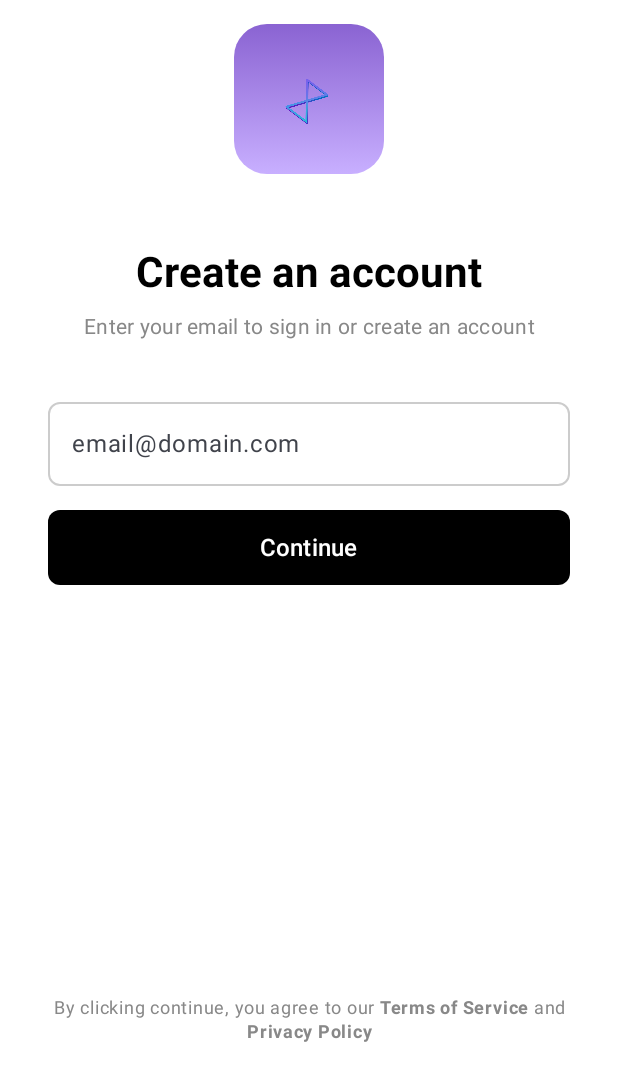
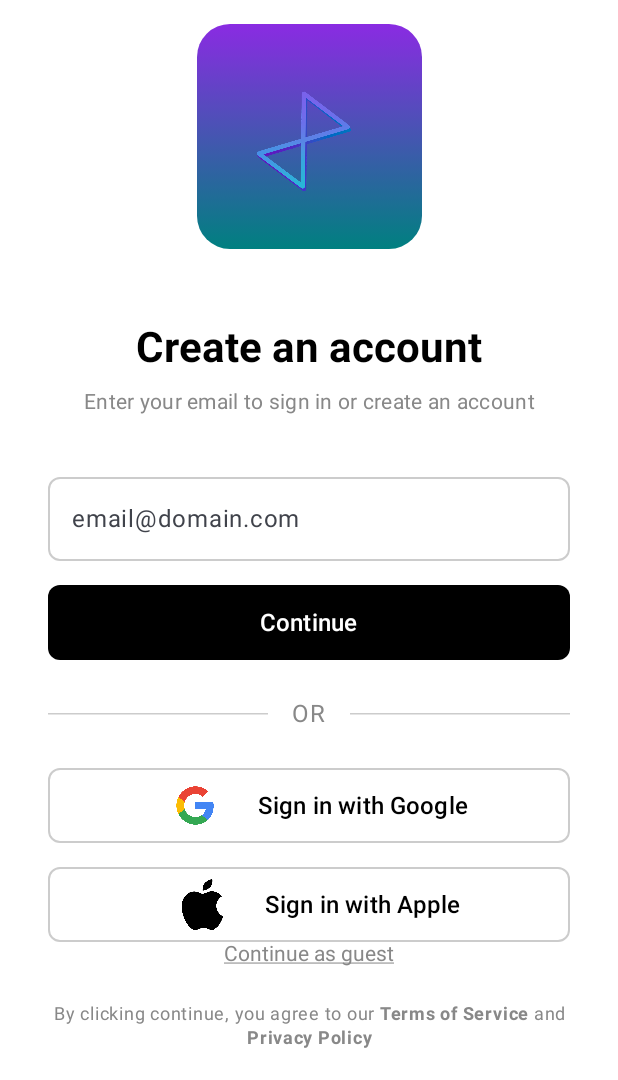
Before and after one commit to Cos229-239/2025_10_Team1, an Android app built with Jetpack Compose: the screen it shows after launch (MainActivity), on a phone screen of 412 x 824 dp, the part 156-1236 px from its top. Run offline under Robolectric (Android 15) with nearby library versions, the phone set to English and light mode, and no system bars.

Commit message:
Finished LoginScreen

```diff
--- a/app/src/main/java/com/example/myapplication/ui1/LoginScreen.kt
+++ b/app/src/main/java/com/example/myapplication/ui1/LoginScreen.kt
@@ -1,21 +1,33 @@
 package com.example.myapplication.ui1
 
+import androidx.compose.ui.graphics.SolidColor
 import androidx.compose.foundation.Image
 import androidx.compose.foundation.background
+import androidx.compose.foundation.layout.Arrangement
+import androidx.compose.foundation.layout.Box
 import androidx.compose.foundation.layout.Column
+import androidx.compose.foundation.layout.Row
 import androidx.compose.foundation.layout.Spacer
 import androidx.compose.foundation.layout.fillMaxSize
 import androidx.compose.foundation.layout.fillMaxWidth
 import androidx.compose.foundation.layout.height
 import androidx.compose.foundation.layout.padding
 import androidx.compose.foundation.layout.size
+import androidx.compose.foundation.layout.width
 import androidx.compose.foundation.rememberScrollState
 import androidx.compose.foundation.shape.RoundedCornerShape
+import androidx.compose.foundation.text.ClickableText
 import androidx.compose.foundation.text.KeyboardOptions
 import androidx.compose.foundation.verticalScroll
+import androidx.compose.material.icons.Icons
+import androidx.compose.material.icons.automirrored.filled.ArrowBack
 import androidx.compose.material3.Button
 import androidx.compose.material3.ButtonDefaults
+import androidx.compose.material3.HorizontalDivider
+import androidx.compose.material3.Icon
+import androidx.compose.material3.IconButton
 import androidx.compose.material3.MaterialTheme
+import androidx.compose.material3.OutlinedButton
 import androidx.compose.material3.OutlinedTextField
 import androidx.compose.material3.OutlinedTextFieldDefaults
 import androidx.compose.material3.Text
@@ -30,11 +42,15 @@ import androidx.compose.ui.draw.clip
 import androidx.compose.ui.graphics.Brush
 import androidx.compose.ui.graphics.Color
 import androidx.compose.ui.res.painterResource
+import androidx.compose.ui.text.AnnotatedString
 import androidx.compose.ui.text.SpanStyle
+import androidx.compose.ui.text.TextStyle
 import androidx.compose.ui.text.buildAnnotatedString
 import androidx.compose.ui.text.font.FontWeight
 import androidx.compose.ui.text.input.KeyboardType
+import androidx.compose.ui.text.input.PasswordVisualTransformation
 import androidx.compose.ui.text.style.TextAlign
+import androidx.compose.ui.text.style.TextDecoration
 import androidx.compose.ui.unit.dp
 import androidx.compose.ui.unit.sp
 import androidx.navigation.NavController
@@ -42,14 +58,18 @@ import com.example.myapplication.R
 import com.example.myapplication.Screen
 
 @Composable
-fun LoginScreen(navController: NavController) { // FIX: Renamed function to match the file name
+fun LoginScreen(navController: NavController) {
     var email by remember { mutableStateOf("") }
+    // STATE: Add state for the password
+    var password by remember { mutableStateOf("") }
+    // STATE: Add state to control which view to show (email or password)
+    var isEmailSubmitted by remember { mutableStateOf(false) }
 
     Column(
         modifier = Modifier
             .fillMaxSize()
             .background(Color.White)
-            .verticalScroll(rememberScrollState()) // Make screen scrollable on small devices
+            .verticalScroll(rememberScrollState())
             .padding(horizontal = 32.dp),
         horizontalAlignment = Alignment.CenterHorizontally
     ) {
@@ -63,38 +83,47 @@ fun LoginScreen(navController: NavController) { // FIX: Renamed function to matc
             color = Color.Black
         )
         Spacer(modifier = Modifier.height(16.dp))
-        Image(
-            // NOTE: Using the existing icon resource which fits well.
-            painter = painterResource(id = R.drawable.tisense_icon_2),
-            contentDescription = "TiSense Logo",
+
+// USE A BOX FOR MORE CONTROL OVER THE ICON SIZE
+        Box(
+            contentAlignment = Alignment.Center, // This centers the icon inside the box
             modifier = Modifier
-                .size(100.dp)
+                .size(150.dp) // This is the size of the colored background
                 .clip(RoundedCornerShape(22.dp))
                 .background(
                     Brush.verticalGradient(
-                        colors = listOf(Color(0xFF8A63D2), Color(0xFFC8AFFF))
+                        colors = listOf(Color(0xFF8A2BE2), Color(0xFF008080))
                     )
                 )
-                .padding(16.dp)
+        ) {
+            Image(
+                painter = painterResource(id = R.drawable.tisense_icon_2),
+                contentDescription = "TiSense Logo",
+                // MAKE THE HOURGLASS ITSELF LARGER INSIDE THE BOX
+                modifier = Modifier.size(150.dp)
             )
+        }
         Spacer(modifier = Modifier.height(48.dp))
 
         // --- Header Text ---
+        // LOGIC: Change header text based on the current state
         Text(
-            text = "Create an account",
+            text = if (!isEmailSubmitted) "Create an account" else "Enter your password",
             style = MaterialTheme.typography.headlineMedium,
             fontWeight = FontWeight.Bold,
             color = Color.Black
         )
         Spacer(modifier = Modifier.height(8.dp))
         Text(
-            text = "Enter your email to sign in or create an account",
+            text = if (!isEmailSubmitted) "Enter your email to sign in or create an account" else email,
             style = MaterialTheme.typography.bodyMedium,
             color = Color.Gray,
             textAlign = TextAlign.Center
         )
         Spacer(modifier = Modifier.height(32.dp))
 
+        // --- Conditional UI ---
+        if (!isEmailSubmitted) {
             // --- Email Input ---
             OutlinedTextField(
                 value = email,
@@ -109,27 +138,151 @@ fun LoginScreen(navController: NavController) { // FIX: Renamed function to matc
                     unfocusedBorderColor = Color.LightGray
                 )
             )
+        } else {
+            // --- Password Input ---
+            Row(verticalAlignment = Alignment.CenterVertically) {
+                // Back button to edit email
+                IconButton(onClick = { isEmailSubmitted = false }) {
+                    Icon(Icons.AutoMirrored.Filled.ArrowBack, contentDescription = "Back")
+                }
+                Spacer(modifier = Modifier.width(8.dp))
+                OutlinedTextField(
+                    value = password,
+                    onValueChange = { password = it },
+                    modifier = Modifier.fillMaxWidth(),
+                    label = { Text("Password") },
+                    singleLine = true,
+                    visualTransformation = PasswordVisualTransformation(),
+                    keyboardOptions = KeyboardOptions(keyboardType = KeyboardType.Password),
+                    shape = RoundedCornerShape(8.dp),
+                    colors = OutlinedTextFieldDefaults.colors(
+                        focusedBorderColor = Color.Gray,
+                        unfocusedBorderColor = Color.LightGray
+                    )
+                )
+            }
+        }
+
         Spacer(modifier = Modifier.height(16.dp))
 
-        // --- Continue Button ---
+        // --- Continue / Sign In Button ---
         Button(
-            onClick = { navController.navigate(Screen.Home.route) },
+            // LOGIC: Update button logic based on state
+            onClick = {
+                if (!isEmailSubmitted) {
+                    isEmailSubmitted = true
+                } else {
+                    navController.navigate(Screen.Home.route)
+                }
+            },
             modifier = Modifier
                 .fillMaxWidth()
                 .height(50.dp),
             shape = RoundedCornerShape(8.dp),
             colors = ButtonDefaults.buttonColors(containerColor = Color.Black)
         ) {
-            Text("Continue", color = Color.White, fontSize = 16.sp)
+            // LOGIC: Change button text based on state
+            Text(
+                text = if (!isEmailSubmitted) "Continue" else "Sign In",
+                color = Color.White,
+                fontSize = 16.sp
+            )
         }
 
-        // The "OR" divider and social login buttons have been removed.
-        // The LegalText is pushed to the bottom.
+        // --- Social/Guest options only shown on email screen ---
+        if (!isEmailSubmitted) {
+            // --- "OR" Divider ---
+            Spacer(modifier = Modifier.height(24.dp))
+            Row(
+                modifier = Modifier.fillMaxWidth(),
+                verticalAlignment = Alignment.CenterVertically,
+                horizontalArrangement = Arrangement.Center
+            ) {
+                // FIX: Renamed from Divider
+                HorizontalDivider(modifier = Modifier.weight(1f), color = Color.LightGray)
+                Text(
+                    text = "OR",
+                    color = Color.Gray,
+                    modifier = Modifier.padding(horizontal = 16.dp)
+                )
+                // FIX: Renamed from Divider
+                HorizontalDivider(modifier = Modifier.weight(1f), color = Color.LightGray)
+            }
+            Spacer(modifier = Modifier.height(24.dp))
+
+            // --- Social Login Buttons ---
+            SocialLoginButton(
+                iconId = R.drawable.ic_google,
+                text = "Sign in with Google",
+                onClick = {  }
+            )
+            Spacer(modifier = Modifier.height(16.dp))
+            SocialLoginButton(
+                iconId = R.drawable.ic_apple,
+                text = "Sign in with Apple",
+                onClick = {  }
+            )
+        }
+
+
+        // Spacer to push content below it to the bottom
         Spacer(modifier = Modifier.weight(1f))
+
+        // --- Guest Option ---
+        if (!isEmailSubmitted) {
+            ClickableText(
+                text = AnnotatedString("Continue as guest"),
+                onClick = { offset ->
+                    navController.navigate(Screen.Home.route)
+                },
+                style = TextStyle(
+                    color = Color.Gray,
+                    fontSize = 14.sp,
+                    textDecoration = TextDecoration.Underline
+                )
+            )
+            Spacer(modifier = Modifier.height(24.dp))
+        }
 
         // --- Legal Text ---
         LegalText()
         Spacer(modifier = Modifier.height(24.dp))
+    }
+}
+
+/**
+ * A reusable button for social media sign-in (Google, Apple, etc.).
+ */
+@Composable
+private fun SocialLoginButton(iconId: Int, text: String, onClick: () -> Unit) {
+    OutlinedButton(
+        onClick = onClick,
+        modifier = Modifier
+            .fillMaxWidth()
+            .height(50.dp),
+        shape = RoundedCornerShape(8.dp),
+        colors = ButtonDefaults.outlinedButtonColors(
+            contentColor = Color.Black
+        ),
+        border = ButtonDefaults.outlinedButtonBorder.copy(
+            brush = SolidColor(Color.LightGray)
+        )
+    ) {
+        Row(
+            modifier = Modifier.fillMaxWidth(),
+            verticalAlignment = Alignment.CenterVertically,
+            horizontalArrangement = Arrangement.Center
+        ) {
+            Icon(
+                painter = painterResource(id = iconId),
+                contentDescription = null, // Decorative icon
+                modifier = Modifier.size(60.dp),
+                // FIX: Add this line to disable tinting and show original colors
+                tint = Color.Unspecified
+            )
+            Spacer(modifier = Modifier.width(12.dp))
+            Text(text, fontSize = 16.sp)
+        }
     }
 }
 
@@ -144,9 +297,7 @@ private fun LegalText() {
             pushStyle(style = SpanStyle(fontWeight = FontWeight.Bold))
             append("Terms of Service")
             pop()
-
             append(" and ")
-
             pushStyle(style = SpanStyle(fontWeight = FontWeight.Bold))
             append("Privacy Policy")
             pop()
@@ -157,5 +308,3 @@ private fun LegalText() {
         lineHeight = 16.sp
     )
 }
-
-// The Preview has been removed as it depended on the non-existent MyApplicationTheme.
```
Lines whose indentation alone changed are shown as unchanged.
